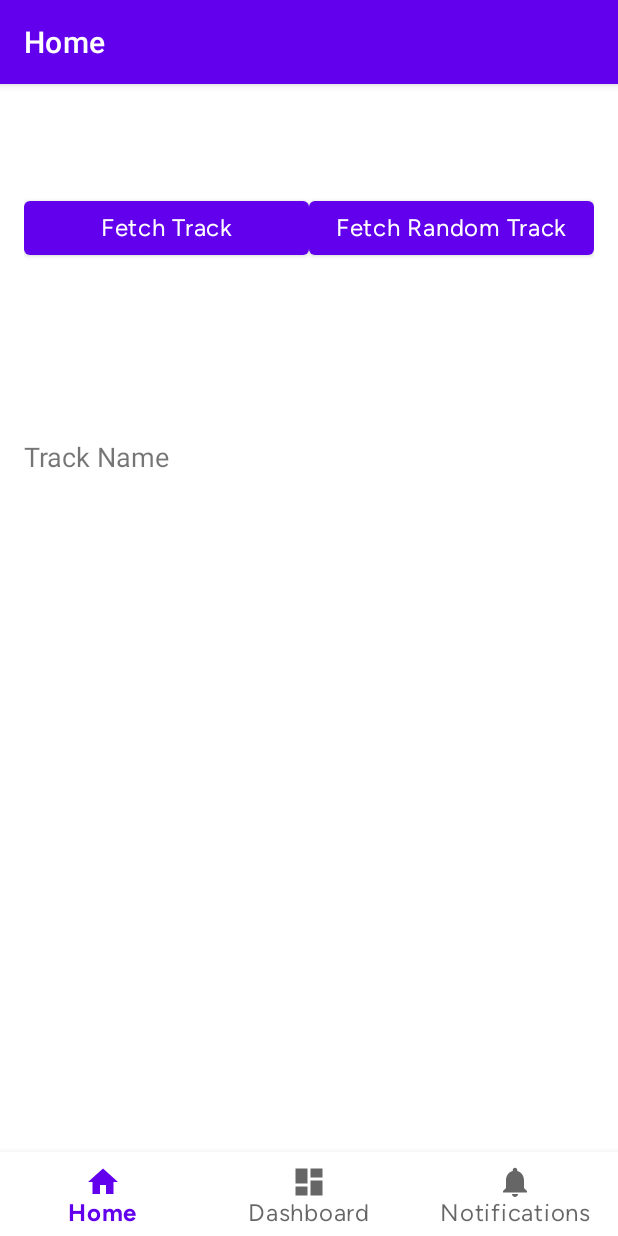
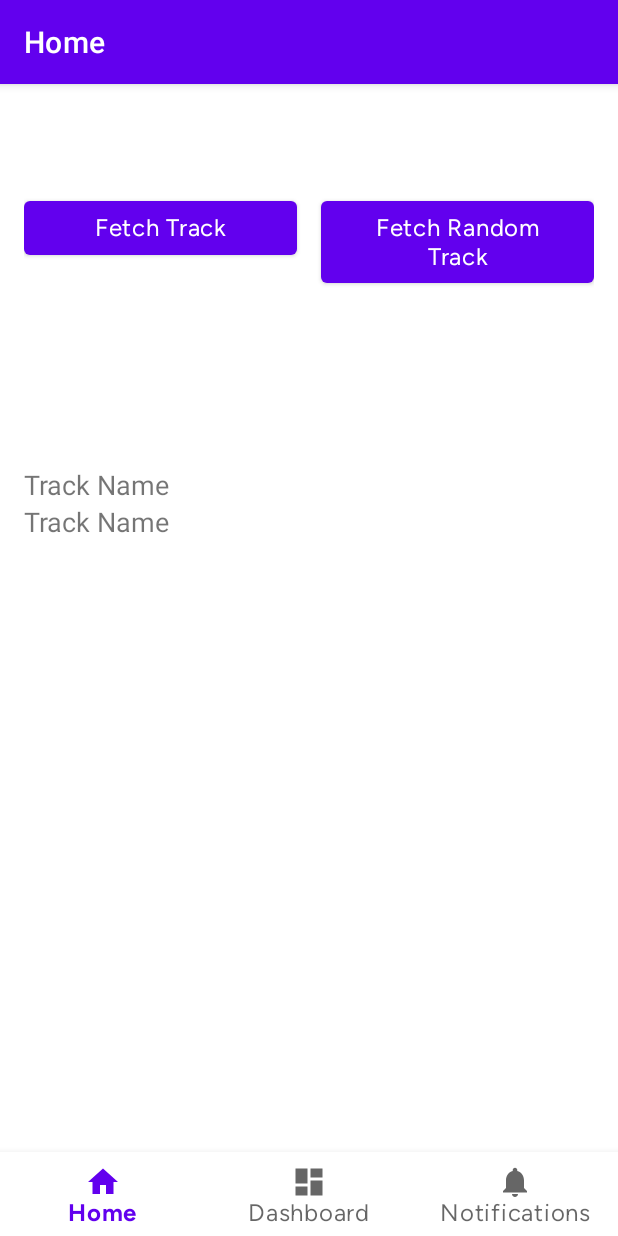
Before and after one commit to JustAnotherHeroRiding/What-The-Key, an Android app: the screen it shows after launch (MainActivity), on a phone screen of 412 x 824 dp. Run offline under Robolectric (Android 15) with nearby library versions, the phone set to English and light mode, and no system bars; our stand-ins replace navigation-ui; pictures from the network do not load.

Commit message:
fetching random track working

```diff
--- a/Android/app/src/main/java/com/example/whatthekey/ui/home/HomeViewModel.kt
+++ b/Android/app/src/main/java/com/example/whatthekey/ui/home/HomeViewModel.kt
@@ -17,6 +17,8 @@ import retrofit2.http.Path
 import okhttp3.OkHttpClient
 import okhttp3.logging.HttpLoggingInterceptor
 import com.example.whatthekey.model.TrackData
+import com.example.whatthekey.model.RandomTrack
+import com.example.whatthekey.model.Track
 
 class HomeViewModel : ViewModel() {
 
@@ -25,16 +27,16 @@ class HomeViewModel : ViewModel() {
         suspend fun fetchTrack(@Path("id") trackId: String): Response<TrackData>
 
         @GET("spotify/random-guitar-track")
-        suspend fun fetchRandomGuitarTrack(): Response<List<TrackData>>
+        suspend fun fetchRandomGuitarTrack(): Response<RandomTrack>
     }
 
     private val _trackData = MutableLiveData<TrackData>()
 
     val trackData: LiveData<TrackData> = _trackData
 
-    private val _randomTrackData = MutableLiveData<TrackData>()
+    private val _randomTrackData = MutableLiveData<Track>()
 
-    val randomTrackData: LiveData<TrackData> = _randomTrackData
+    val randomTrackData: LiveData<Track> = _randomTrackData
 
 
     fun fetchRandomTrack() {
@@ -49,13 +51,17 @@ class HomeViewModel : ViewModel() {
 
                 withContext(Dispatchers.Main) {
                     if (response.isSuccessful) {
-                        // On success, switch to the main thread to update UI
-                        val randomTrackData = response.body()?.getOrNull(0)
-                        Log.d("Track Info", "Response successful ${randomTrackData}")
-                        if (randomTrackData != null) {
-                            _randomTrackData.value = randomTrackData
+                        val randomTrackResponse = response.body()
+                        Log.d("Track Info", "Response successful: $randomTrackResponse")
+
+                        // Check if the response body and the tracks list are not null or empty
+                        if (randomTrackResponse != null && randomTrackResponse.tracks.isNotEmpty()) {
+                            // Post the first track to LiveData
+                            _randomTrackData.value = randomTrackResponse.tracks.first()
+                        } else {
+                            // Handle the case where the track list is empty or the response is null
+                            _randomTrackData.value = null
                         }
-
                     } else {
                         // Handle the case where the response is not successful
                         _randomTrackData.value = null
--- a/Android/app/src/main/res/layout/fragment_home.xml
+++ b/Android/app/src/main/res/layout/fragment_home.xml
@@ -5,27 +5,37 @@
     android:layout_width="match_parent"
     android:layout_height="match_parent"
     tools:context=".ui.home.HomeFragment">
+
     <LinearLayout
         android:id="@+id/buttonContainer"
         android:layout_width="match_parent"
         android:layout_height="wrap_content"
+        android:layout_margin="16dp"
         android:orientation="horizontal"
-        android:layout_margin="16dp"
         app:layout_constraintTop_toTopOf="parent">
 
         <Button
             android:id="@+id/buttonFetchTrack"
             android:layout_width="0dp"
             android:layout_height="wrap_content"
-            android:text="Fetch Track"
-            android:layout_weight="1" />
+            android:layout_weight="1"
+            android:paddingHorizontal="16dp"
+            android:paddingVertical="8dp"
+            android:text="Fetch Track" />
+
+        <Space
+            android:layout_width="16dp"
+            android:layout_height="match_parent" />
+
 
         <Button
             android:id="@+id/buttonFetchRandom"
             android:layout_width="0dp"
             android:layout_height="wrap_content"
-            android:text="Fetch Random Track"
-            android:layout_weight="1" />
+            android:layout_weight="1"
+            android:paddingHorizontal="16dp"
+            android:paddingVertical="8dp"
+            android:text="Fetch Random Track" />
 
     </LinearLayout>
 
@@ -51,6 +61,12 @@
             android:layout_height="wrap_content"
             android:text="Track Name"
             android:textSize="18sp" />
+        <TextView
+            android:id="@+id/trackAlbum"
+            android:layout_width="match_parent"
+            android:layout_height="wrap_content"
+            android:text="Track Name"
+            android:textSize="18sp" />
 
         <!-- Add more TextViews for Artist, Key, BPM, and Year -->
 
```
Also changed, not shown: Android/app/src/main/java/com/example/whatthekey/model/SpotifyTypes.kt (+41 -0 lines), Android/app/src/main/java/com/example/whatthekey/ui/home/HomeFragment.kt (+5 -3 lines).
